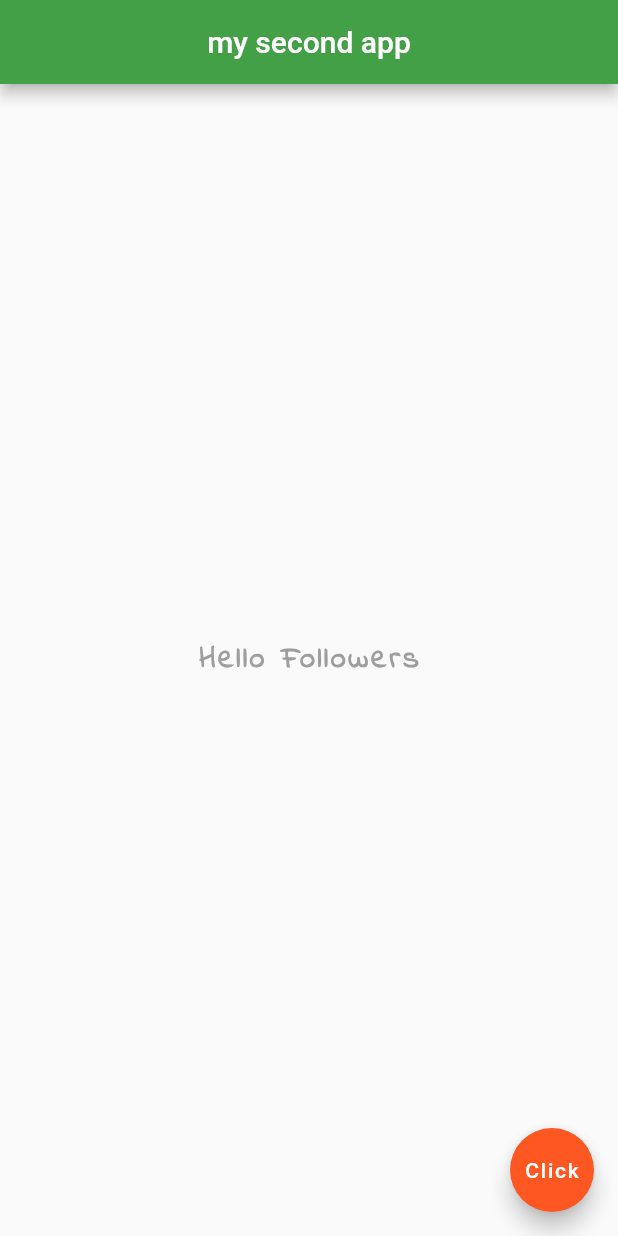
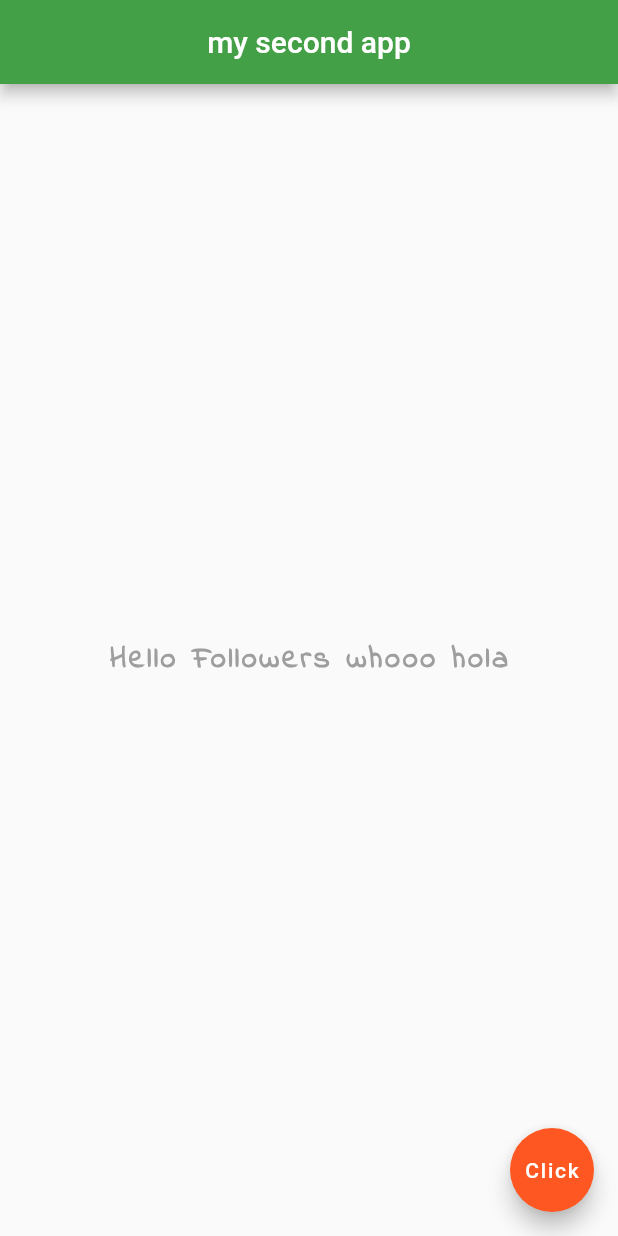
Before and after one commit to MithoonKumar/test_flutter_app, a Flutter app: the screen it shows after launch, on a phone screen of 412 x 824 dp. Run offline on Flutter 3.47's test engine with Material 2 defaults, Android fonts, the phone set to English and light mode, and no system bars.

Commit message:
Using hot reload

```diff
--- a/lib/main.dart
+++ b/lib/main.dart
@@ -1,7 +1,14 @@
 import 'package:flutter/material.dart';
 
 void main() => runApp(MaterialApp(
-  home: Scaffold(
+  home: Home()
+));
+
+
+class Home extends StatelessWidget {
+  @override
+  Widget build(BuildContext context) {
+    return Scaffold(
       appBar: AppBar(
         title: Text('my second app'),
         centerTitle: true,
@@ -9,7 +16,7 @@ void main() => runApp(MaterialApp(
       ),
       body: Center(
         child: Text(
-          "Hello Followers",
+          "Hello Followers whooo hola",
           style: TextStyle(
               fontSize: 20.0,
               fontWeight: FontWeight.bold,
@@ -24,5 +31,6 @@ void main() => runApp(MaterialApp(
         child: Text("Click"),
         backgroundColor: Colors.deepOrange,
       ),
-  )
-));
+    );
+  }
+}
```
Lines whose indentation alone changed are shown as unchanged.
